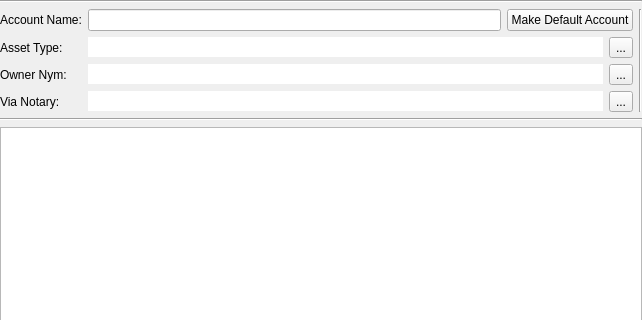
Open-Transactions/Moneychanger, file src/gui/widgets/accountdetails.ui: the form before one commit; both pictures show x 0 to 642 and y 0 to 320 of the 642 by 490 pixel window.
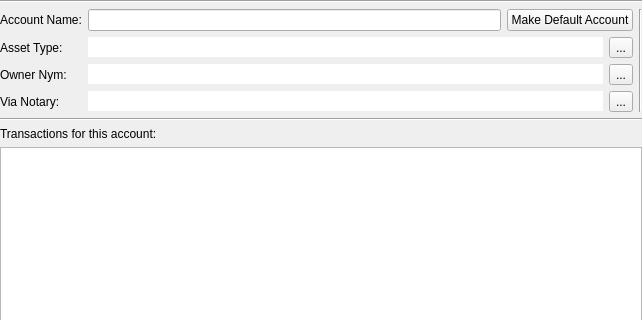
The form after the commit. Icons and pictures are not drawn. Custom widgets are drawn as their Qt base class.

```diff
--- a/src/gui/widgets/accountdetails.ui
+++ b/src/gui/widgets/accountdetails.ui
@@ -156,6 +156,13 @@
      </property>
     </widget>
    </item>
+   <item>
+    <widget class="QLabel" name="labelTransactions">
+     <property name="text">
+      <string>Transactions for this account:</string>
+     </property>
+    </widget>
+   </item>
    <item>
     <widget class="QTableView" name="tableView"/>
    </item>
```
